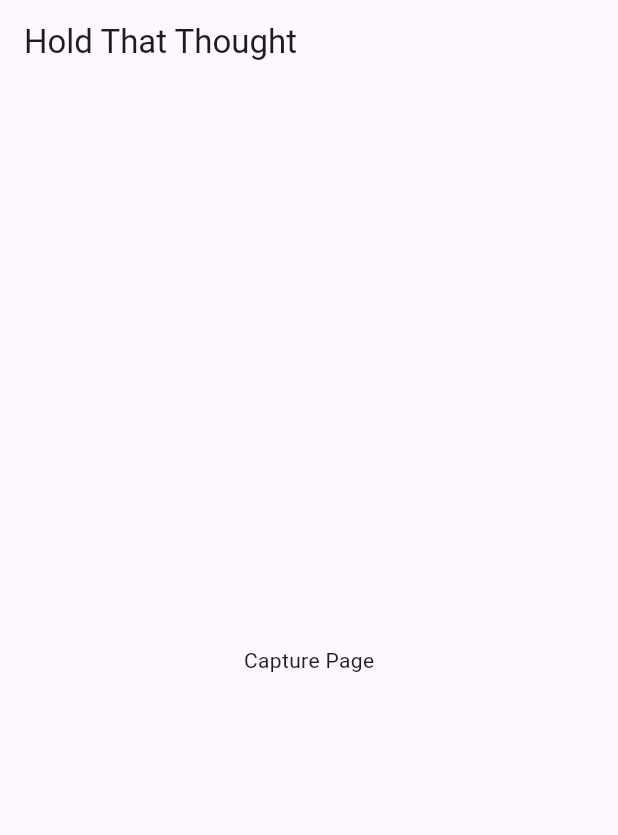
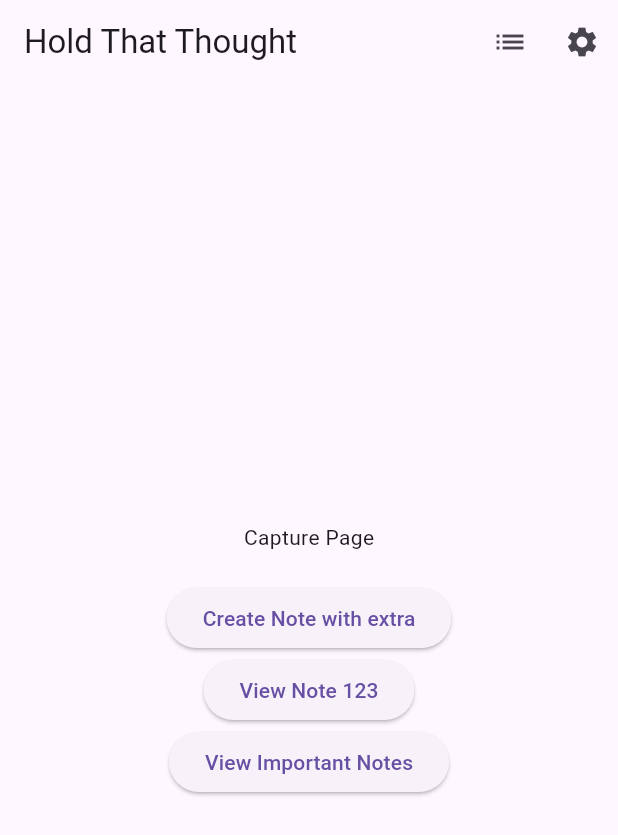
Before and after one commit to luccidnz/hold_that_thought, a Flutter app: the screen it shows after launch, on a phone screen of 412 x 824 dp. Shown: the top 835 px of the screen. Run offline on Flutter 3.47's test engine with Material 3 defaults, Android fonts, the phone set to English and light mode, and no system bars; our stand-ins replace flutter_riverpod, go_router, url_strategy.

Commit message:
feat: implement declarative routing with go_router
This commit introduces a declarative routing system using the `go_router` package.

- Centralized routing configuration in `app_router.dart`.
- Implemented typed route helpers for safe navigation.
- Added support for web deep links with path strategy.
- Implemented 404 error handling and a guard for invalid note IDs.
- Added a widget test for the router.
- Updated documentation.

This commit also includes initial repository hygiene and CI setup.

```diff
--- a/lib/main.dart
+++ b/lib/main.dart
@@ -1,42 +1,10 @@
 import 'package:flutter/material.dart';
 import 'package:flutter_riverpod/flutter_riverpod.dart';
-import 'package:go_router/go_router.dart';
-
-// Placeholder pages
-class CapturePage extends StatelessWidget {
-  const CapturePage({Key? key}) : super(key: key);
-  @override
-  Widget build(BuildContext context) {
-    return Scaffold(
-      appBar: AppBar(title: const Text('Hold That Thought')),
-      body: const Center(child: Text('Capture Page')),
-    );
-  }
-}
-
-class ListPage extends StatelessWidget {
-  const ListPage({Key? key}) : super(key: key);
-  @override
-  Widget build(BuildContext context) {
-    return Scaffold(
-      appBar: AppBar(title: const Text('Thoughts')),
-      body: const Center(child: Text('List Page')),
-    );
-  }
-}
-
-class SettingsPage extends StatelessWidget {
-  const SettingsPage({Key? key}) : super(key: key);
-  @override
-  Widget build(BuildContext context) {
-    return Scaffold(
-      appBar: AppBar(title: const Text('Settings')),
-      body: const Center(child: Text('Settings Page')),
-    );
-  }
-}
+import 'package:hold_that_thought/routing/app_router.dart';
+import 'package:url_strategy/url_strategy.dart';
 
 void main() {
+  setPathUrlStrategy();
   runApp(const ProviderScope(child: HoldThatThoughtApp()));
 }
 
@@ -45,26 +13,7 @@ class HoldThatThoughtApp extends ConsumerWidget {
 
   @override
   Widget build(BuildContext context, WidgetRef ref) {
-    final router = GoRouter(
-      initialLocation: '/',
-      routes: [
-        GoRoute(
-          path: '/',
-          builder: (context, state) => const CapturePage(),
-          routes: [
-            GoRoute(
-              path: 'list',
-              builder: (context, state) => const ListPage(),
-            ),
-            GoRoute(
-              path: 'settings',
-              builder: (context, state) => const SettingsPage(),
-            ),
-          ],
-        ),
-      ],
-    );
-
+    final router = ref.watch(appRouterProvider);
     return MaterialApp.router(
       title: 'Hold That Thought',
       theme: ThemeData(brightness: Brightness.light),
--- /dev/null
+++ b/lib/notes/create_note_page.dart
@@ -0,0 +1,24 @@
+import 'package:flutter/material.dart';
+import 'package:hold_that_thought/notes/note_data.dart';
+
+class CreateNotePage extends StatelessWidget {
+  const CreateNotePage({Key? key, this.prefilledData}) : super(key: key);
+
+  final CreateNoteData? prefilledData;
+
+  @override
+  Widget build(BuildContext context) {
+    return Scaffold(
+      appBar: AppBar(
+        title: const Text('Create Note'),
+      ),
+      body: Center(
+        child: Text(
+          prefilledData == null
+              ? 'Create Note Page'
+              : 'Create Note Page (Prefilled: ${prefilledData!.title})',
+        ),
+      ),
+    );
+  }
+}
--- /dev/null
+++ b/lib/notes/note_data.dart
@@ -0,0 +1,4 @@
+class CreateNoteData {
+  const CreateNoteData({required this.title});
+  final String title;
+}
--- /dev/null
+++ b/lib/notes/note_detail_page.dart
@@ -0,0 +1,19 @@
+import 'package:flutter/material.dart';
+
+class NoteDetailPage extends StatelessWidget {
+  const NoteDetailPage({Key? key, required this.id}) : super(key: key);
+
+  final String id;
+
+  @override
+  Widget build(BuildContext context) {
+    return Scaffold(
+      appBar: AppBar(
+        title: const Text('Note Detail'),
+      ),
+      body: Center(
+        child: Text('Note ID: $id'),
+      ),
+    );
+  }
+}
--- /dev/null
+++ b/lib/notes/notes_repository.dart
@@ -0,0 +1,13 @@
+import 'package:flutter_riverpod/flutter_riverpod.dart';
+
+class NotesRepository {
+  final List<String> _notes = ['123', '456'];
+
+  bool exists(String id) {
+    return _notes.contains(id);
+  }
+}
+
+final notesRepositoryProvider = Provider<NotesRepository>((ref) {
+  return NotesRepository();
+});
--- /dev/null
+++ b/lib/pages/capture_page.dart
@@ -0,0 +1,50 @@
+import 'package:flutter/material.dart';
+import 'package:go_router/go_router.dart';
+import 'package:hold_that_thought/notes/note_data.dart';
+import 'package:hold_that_thought/routing/app_router.dart';
+
+class CapturePage extends StatelessWidget {
+  const CapturePage({Key? key}) : super(key: key);
+  @override
+  Widget build(BuildContext context) {
+    return Scaffold(
+      appBar: AppBar(
+        title: const Text('Hold That Thought'),
+        actions: [
+          IconButton(
+            icon: const Icon(Icons.list),
+            onPressed: () => context.go(AppRoutes.list()),
+          ),
+          IconButton(
+            icon: const Icon(Icons.settings),
+            onPressed: () => context.go(AppRoutes.settings()),
+          ),
+        ],
+      ),
+      body: Center(
+        child: Column(
+          mainAxisAlignment: MainAxisAlignment.center,
+          children: [
+            const Text('Capture Page'),
+            const SizedBox(height: 20),
+            ElevatedButton(
+              onPressed: () {
+                final data = CreateNoteData(title: 'From Capture Page');
+                context.go(AppRoutes.create(), extra: data);
+              },
+              child: const Text('Create Note with extra'),
+            ),
+            ElevatedButton(
+              onPressed: () => context.go(AppRoutes.note('123')),
+              child: const Text('View Note 123'),
+            ),
+            ElevatedButton(
+              onPressed: () => context.go(AppRoutes.list(tag: 'important')),
+              child: const Text('View Important Notes'),
+            ),
+          ],
+        ),
+      ),
+    );
+  }
+}
--- /dev/null
+++ b/lib/routing/app_router.dart
@@ -0,0 +1,85 @@
+import 'dart:developer';
+
+import 'package:flutter/foundation.dart';
+import 'package:flutter_riverpod/flutter_riverpod.dart';
+import 'package:go_router/go_router.dart';
+import 'package:hold_that_thought/notes/notes_repository.dart';
+import 'package:hold_that_thought/pages/capture_page.dart';
+import 'package:hold_that_thought/pages/list_page.dart';
+import 'package:hold_that_thought/pages/settings_page.dart';
+import 'package:hold_that_thought/notes/create_note_page.dart';
+import 'package:hold_that_thought/notes/note_data.dart';
+import 'package:hold_that_thought/notes/note_detail_page.dart';
+import 'package:hold_that_thought/pages/not_found_page.dart';
+import 'package:hold_that_thought/routing/route_observer.dart';
+
+final appRouterProvider = Provider<GoRouter>((ref) {
+  final notesRepository = ref.watch(notesRepositoryProvider);
+
+  return GoRouter(
+    initialLocation: '/',
+    observers: [if (kDebugMode) AppRouteObserver()],
+    errorBuilder: (context, state) {
+      if (kDebugMode) {
+        log('Routing error: ${state.error}', error: state.error);
+      }
+      return const NotFoundPage();
+    },
+    routes: [
+      GoRoute(
+        path: '/',
+        builder: (context, state) => const CapturePage(),
+      ),
+      GoRoute(
+        path: '/list',
+        builder: (context, state) {
+          final tag = state.uri.queryParameters['tag'];
+          return ListPage(tag: tag);
+        },
+      ),
+      GoRoute(
+        path: '/settings',
+        builder: (context, state) => const SettingsPage(),
+      ),
+      GoRoute(
+        path: '/note/:id',
+        redirect: (context, state) {
+          final id = state.pathParameters['id']!;
+          if (!notesRepository.exists(id)) {
+            return AppRoutes.notFound();
+          }
+          return null;
+        },
+        builder: (context, state) {
+          final id = state.pathParameters['id']!;
+          return NoteDetailPage(id: id);
+        },
+      ),
+      GoRoute(
+        path: '/create',
+        builder: (context, state) {
+          final data = state.extra as CreateNoteData?;
+          return CreateNotePage(prefilledData: data);
+        },
+      ),
+      GoRoute(
+        path: '/404',
+        builder: (context, state) => const NotFoundPage(),
+      ),
+    ],
+  );
+});
+
+class AppRoutes {
+  static String home() => '/';
+  static String settings() => '/settings';
+  static String note(String id) => '/note/$id';
+  static String create() => '/create';
+  static String notFound() => '/404';
+  static String list({String? tag}) {
+    if (tag != null) {
+      return '/list?tag=$tag';
+    }
+    return '/list';
+  }
+}
--- a/pubspec.yaml
+++ b/pubspec.yaml
@@ -13,6 +13,7 @@ dependencies:
     sdk: flutter
   flutter_riverpod: ^2.3.6
   go_router: ^13.0.1
+  url_strategy: ^0.3.0
   record: ^5.0.7
   just_audio: ^0.9.35
   isar: ^4.0.0
```
Also changed, not shown: lib/pages/list_page.dart (added, +19 -0 lines), lib/pages/not_found_page.dart (added, +29 -0 lines), lib/pages/settings_page.dart (added, +12 -0 lines), lib/routing/route_observer.dart (added, +24 -0 lines), 4 other files.
